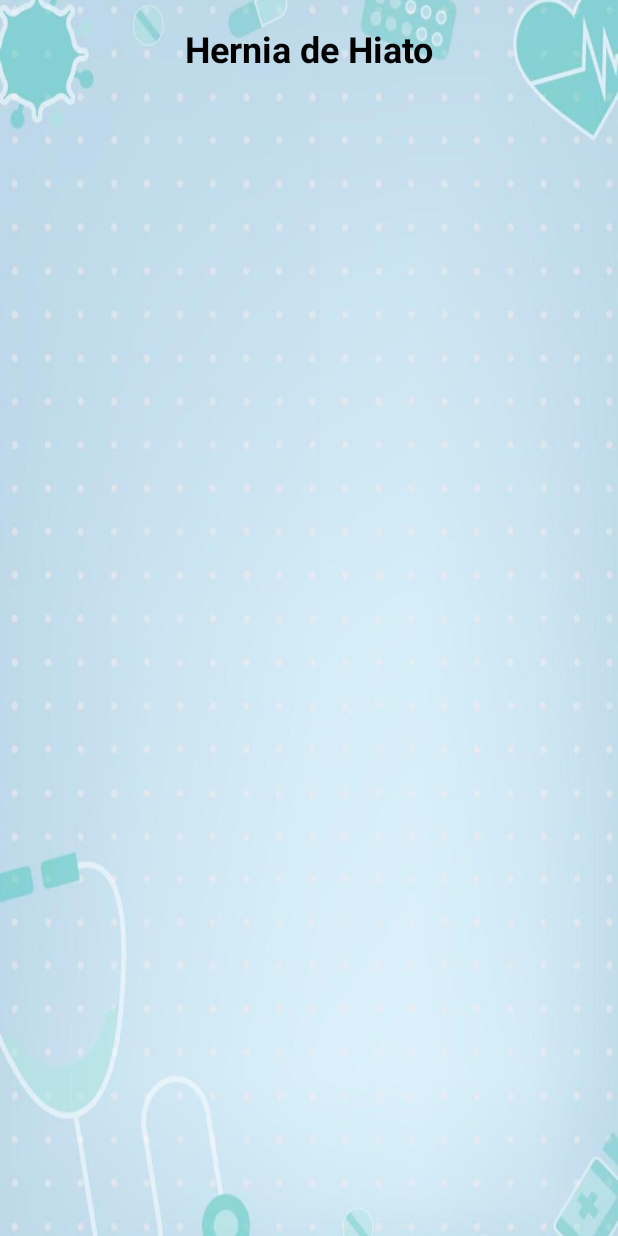
After one commit to CifuX40/Quirofano, an Android app: the HerniaHiatoActivity screen opened directly, with no data from a screen before it, on a phone screen of 412 x 824 dp. The commit adds this screen. Run offline under Robolectric (Android 15) with nearby library versions, the light colour scheme and no system bars.

Commit message:
Agregar pantalla Hernia de hiato

```diff
--- a/app/src/main/AndroidManifest.xml
+++ b/app/src/main/AndroidManifest.xml
@@ -38,5 +38,6 @@
         <activity android:name=".PancreatectomiaActivity"/>
         <activity android:name=".ApendicetomiaActivity"/>
         <activity android:name=".LaparotomiaActivity"/>
+        <activity android:name=".HerniaHiatoActivity"/>
     </application>
 </manifest>
--- a/app/src/main/java/aplicacion/quirofano/CirugiaGeneralActivity.kt
+++ b/app/src/main/java/aplicacion/quirofano/CirugiaGeneralActivity.kt
@@ -57,5 +57,11 @@
             val intent = Intent(this, LaparotomiaActivity::class.java)
             startActivity(intent)
         }
+
+        val btnHerniaHiato = findViewById<Button>(R.id.button9)
+        btnHerniaHiato.setOnClickListener {
+            val intent = Intent(this, HerniaHiatoActivity::class.java)
+            startActivity(intent)
+        }
     }
 }
--- /dev/null
+++ b/app/src/main/java/aplicacion/quirofano/HerniaHiatoActivity.kt
@@ -0,0 +1,12 @@
+package aplicacion.quirofano
+
+import android.os.Bundle
+import androidx.appcompat.app.AppCompatActivity
+
+class HerniaHiatoActivity : AppCompatActivity() {
+    override fun onCreate(savedInstanceState: Bundle?) {
+        super.onCreate(savedInstanceState)
+        setContentView(R.layout.hernia_hiato)
+
+    }
+}
--- /dev/null
+++ b/app/src/main/res/layout/hernia_hiato.xml
@@ -0,0 +1,23 @@
+<?xml version="1.0" encoding="utf-8"?>
+<androidx.constraintlayout.widget.ConstraintLayout xmlns:android="http://schemas.android.com/apk/res/android"
+    xmlns:app="http://schemas.android.com/apk/res-auto"
+    xmlns:tools="http://schemas.android.com/tools"
+    android:layout_width="match_parent"
+    android:layout_height="match_parent"
+    android:background="@drawable/fondo_de_pantalla"
+    tools:context=".HerniaHiatoActivity">
+
+    <TextView
+        android:id="@+id/txtTitulo"
+        android:layout_width="wrap_content"
+        android:layout_height="wrap_content"
+        android:padding="16dp"
+        android:text="Hernia de Hiato"
+        android:textColor="@color/black"
+        android:textSize="24sp"
+        android:textStyle="bold"
+        app:layout_constraintTop_toTopOf="parent"
+        app:layout_constraintStart_toStartOf="parent"
+        app:layout_constraintEnd_toEndOf="parent" />
+
+</androidx.constraintlayout.widget.ConstraintLayout>
```
